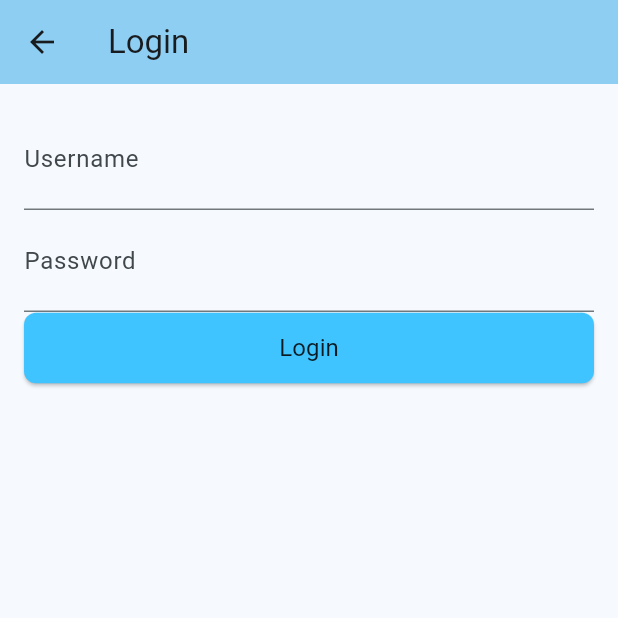
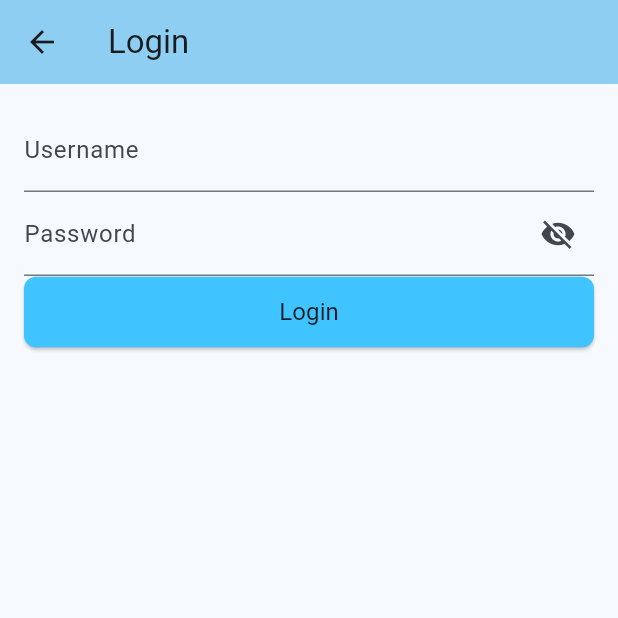
Before and after one commit to imthanhhai217/JuTodo, a Flutter app: the screen it shows after launch, after a tap on "Login", on a phone screen of 412 x 824 dp, the top half of it. Run offline on Flutter 3.47's test engine with Material 3 defaults, Android fonts, the phone set to English and light mode, and no system bars; network calls fail.

Commit message:
- Update style

```diff
--- a/lib/ui/login/login_page.dart
+++ b/lib/ui/login/login_page.dart
@@ -21,6 +21,7 @@ class _LoginScreenState extends State<LoginScreen> {
   String _userName = "";
   String _password = "";
   final _loginFormKey = GlobalKey<FormState>();
+  bool _isObscure = true;
 
   @override
   Widget build(BuildContext context) {
@@ -36,8 +37,9 @@ class _LoginScreenState extends State<LoginScreen> {
           child: Column(
             children: [
               TextFormField(
-                style: AppTypography.title,
-                decoration: InputDecoration(labelText: "Username"),
+                decoration: InputDecoration(
+                  label: Text("Username", style: AppTypography.body),
+                ),
                 keyboardType: TextInputType.text,
                 validator: Validator.validatorEmail,
                 onSaved: (newValue) {
@@ -45,10 +47,21 @@ class _LoginScreenState extends State<LoginScreen> {
                 },
               ),
               TextFormField(
-                style: AppTypography.title,
-                decoration: InputDecoration(labelText: "Password"),
+                decoration: InputDecoration(
+                  label: Text("Password", style: AppTypography.body),
+                  suffixIcon: IconButton(
+                    onPressed: () {
+                      setState(() {
+                        _isObscure = !_isObscure;
+                      });
+                    },
+                    icon: _isObscure
+                        ? Icon(Icons.visibility_off)
+                        : Icon(Icons.visibility),
+                  ),
+                ),
                 keyboardType: TextInputType.text,
-                obscureText: true,
+                obscureText: _isObscure,
                 validator: Validator.validatorPassword,
                 onSaved: (newValue) {
                   _password = newValue ?? "";
```
